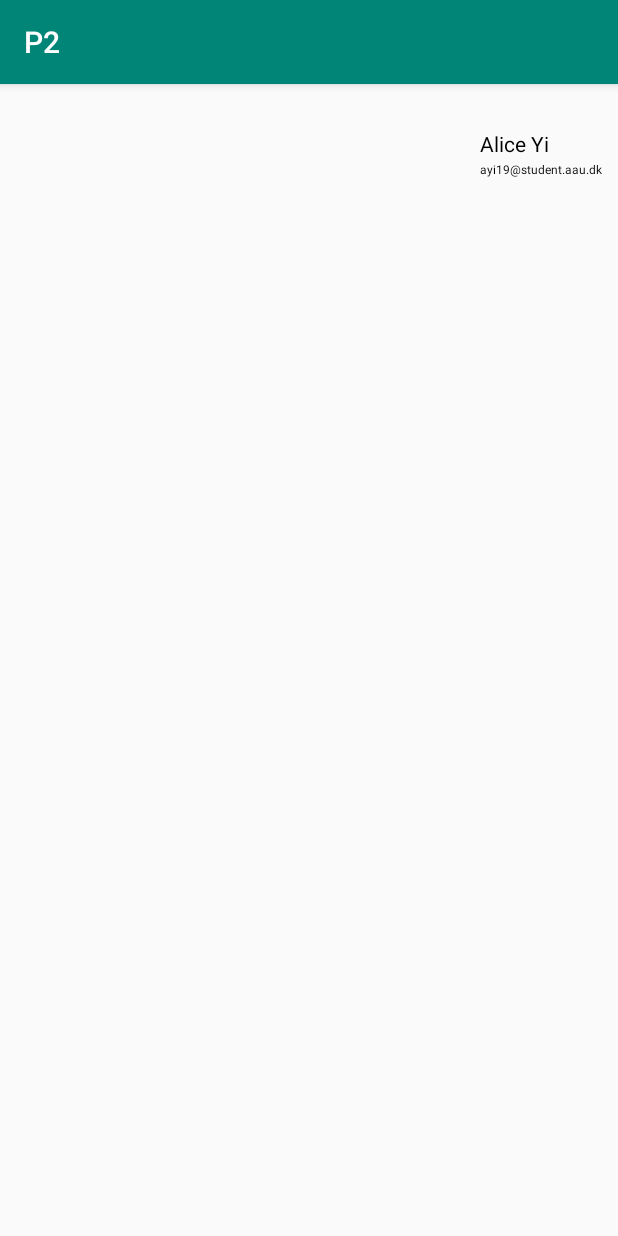
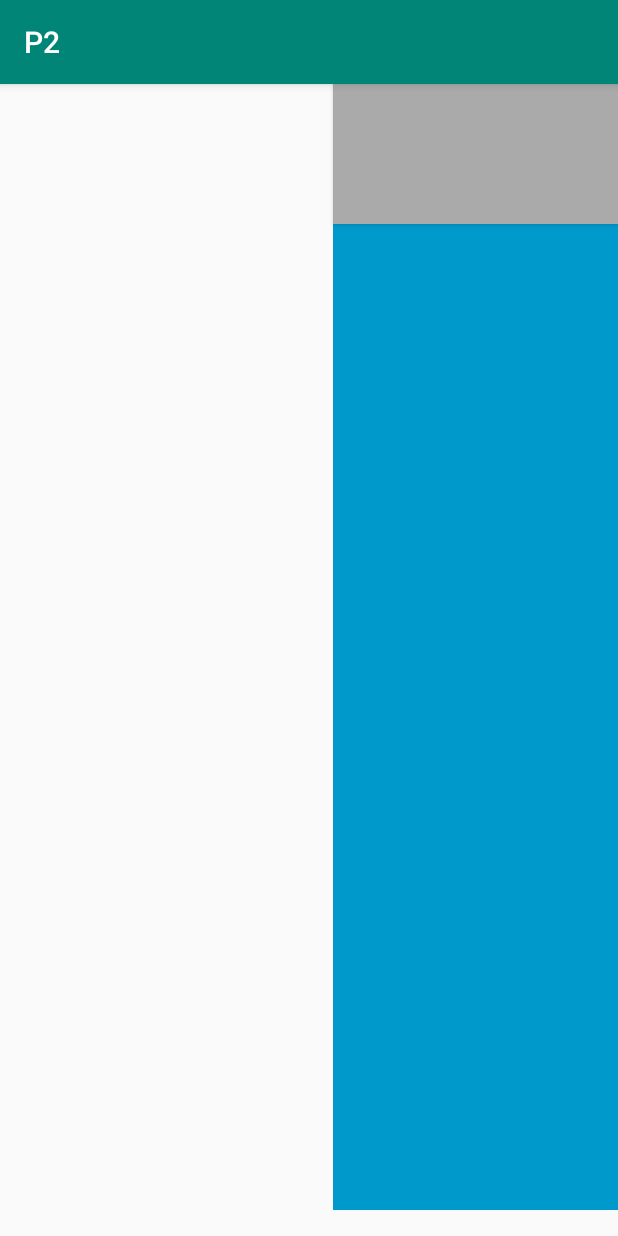
Before and after one commit to bjornwinther/P2, an Android app: the Options screen opened directly, with no data from a screen before it, on a phone screen of 412 x 824 dp. Run offline under Robolectric (Android 15) with nearby library versions, the light colour scheme and no system bars.

Commit message:
Go to profile works

```diff
--- a/app/src/main/java/com/example/p2/Forum.java
+++ b/app/src/main/java/com/example/p2/Forum.java
@@ -7,6 +7,7 @@
 import android.view.View;
 import android.widget.Button;
 import android.widget.EditText;
+import android.widget.ImageButton;
 import android.widget.TextView;
 
 import static com.example.p2.Ask.questionData;
@@ -111,6 +112,13 @@
         }
     }
     );
-
+    ImageButton goOption = (ImageButton)findViewById(R.id.menubutt);
+    goOption.setOnClickListener(new View.OnClickListener(){
+        public void onClick(View view){
+            Intent intent = new Intent(Forum.this, Options.class);
+            startActivity(intent);
+        }
+    }
+        );
     }
 }
--- a/app/src/main/java/com/example/p2/Options.java
+++ b/app/src/main/java/com/example/p2/Options.java
@@ -20,6 +20,9 @@
         public void onClick(View view){
             Intent intent = new Intent(Options.this, Profile.class);
             startActivity(intent);
+
+
+
         }
     }
     );
--- a/app/src/main/res/layout/activity_options.xml
+++ b/app/src/main/res/layout/activity_options.xml
@@ -8,25 +8,12 @@
 
     <TextView
         android:id="@+id/Options"
-        android:layout_width="168dp"
+        android:layout_width="190dp"
         android:layout_height="733dp"
+        android:background="@android:color/holo_blue_dark"
         app:layout_constraintBottom_toBottomOf="parent"
         app:layout_constraintEnd_toEndOf="parent"
         app:layout_constraintTop_toTopOf="parent" />
-
-    <ImageView
-        android:id="@+id/imageView"
-        android:layout_width="47dp"
-        android:layout_height="47dp"
-        android:layout_marginStart="16dp"
-        android:layout_marginLeft="16dp"
-        android:layout_marginTop="24dp"
-        android:layout_marginEnd="112dp"
-        android:layout_marginRight="112dp"
-        app:layout_constraintEnd_toEndOf="parent"
-        app:layout_constraintStart_toStartOf="@+id/Options"
-        app:layout_constraintTop_toTopOf="parent"
-        tools:srcCompat="@tools:sample/avatars[0]" />
 
     <TextView
         android:id="@+id/ProfileName"
@@ -53,12 +40,30 @@
         app:layout_constraintStart_toEndOf="@+id/imageView"
         app:layout_constraintTop_toBottomOf="@+id/ProfileName" />
 
+    <ImageView
+        android:id="@+id/imageView"
+        android:layout_width="47dp"
+        android:layout_height="47dp"
+        android:layout_marginStart="16dp"
+        android:layout_marginLeft="16dp"
+        android:layout_marginTop="24dp"
+        android:layout_marginEnd="112dp"
+        android:layout_marginRight="112dp"
+        android:layout_marginBottom="24dp"
+        app:layout_constraintBottom_toBottomOf="@+id/Profile"
+        app:layout_constraintEnd_toEndOf="parent"
+        app:layout_constraintStart_toStartOf="@+id/Options"
+        app:layout_constraintTop_toTopOf="parent"
+        tools:srcCompat="@tools:sample/avatars[0]" />
+
     <Button
         android:id="@+id/Profile"
-        android:layout_width="168dp"
-        android:layout_height="87dp"
-        android:visibility="invisible"
+        android:layout_width="190dp"
+        android:layout_height="93dp"
+        android:background="@android:color/darker_gray"
+        android:visibility="visible"
         app:layout_constraintEnd_toEndOf="@+id/Options"
+        app:layout_constraintHorizontal_bias="0.0"
         app:layout_constraintStart_toStartOf="@+id/Options"
         app:layout_constraintTop_toTopOf="parent" />
 
```
